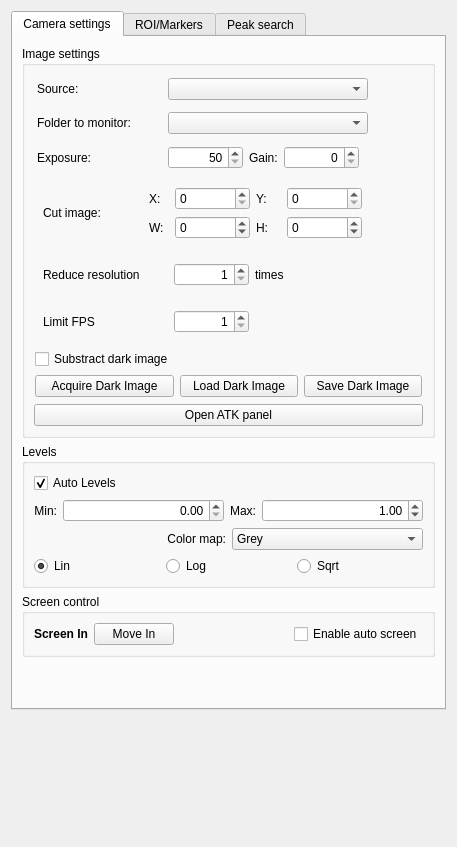
Old version of the form ui/SettingsWidget.ui in the repository yamedvedya/camera_viewer.
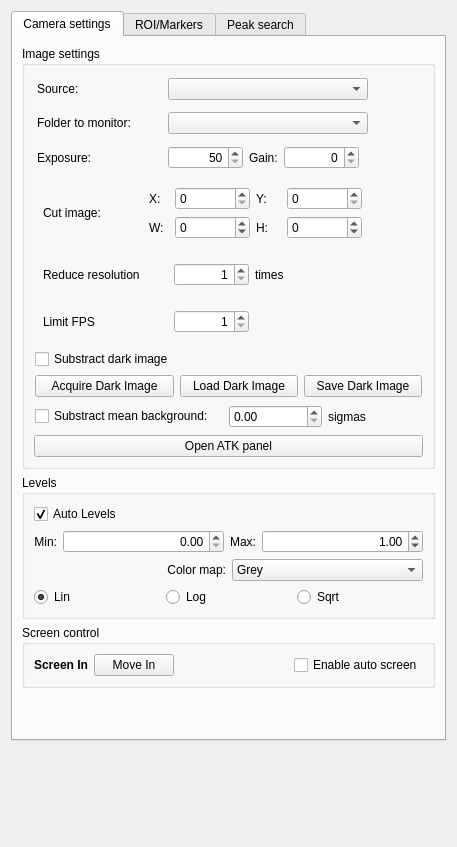
New version of the form. The open tabs and pages were chosen to show the change.

Commit message: background for LM

Patch:
```diff
--- a/ui/SettingsWidget.ui
+++ b/ui/SettingsWidget.ui
@@ -503,6 +503,32 @@
             </layout>
            </widget>
           </item>
+          <item>
+           <widget class="QFrame" name="frame_background">
+            <layout class="QGridLayout" name="gridLayout_3">
+             <property name="margin">
+              <number>1</number>
+             </property>
+             <item row="0" column="0" colspan="2">
+              <widget class="QCheckBox" name="chk_background">
+               <property name="text">
+                <string>Substract mean background:</string>
+               </property>
+              </widget>
+             </item>
+             <item row="0" column="3">
+              <widget class="QLabel" name="label_6">
+               <property name="text">
+                <string>sigmas</string>
+               </property>
+              </widget>
+             </item>
+             <item row="0" column="2">
+              <widget class="QDoubleSpinBox" name="dsb_sigmas"/>
+             </item>
+            </layout>
+           </widget>
+          </item>
           <item>
            <widget class="QPushButton" name="tbAllParams">
             <property name="text">
```
Left out of the diff: 2 changed lines with no effect on the pictures. The commit also changes 4 other files.
